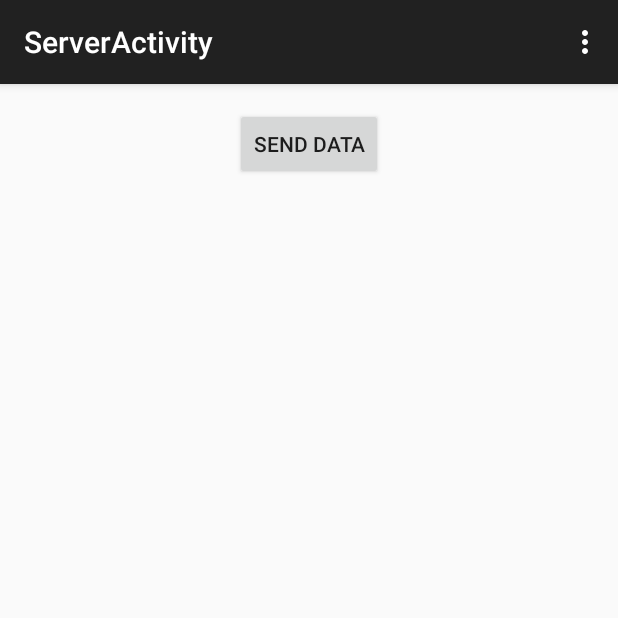
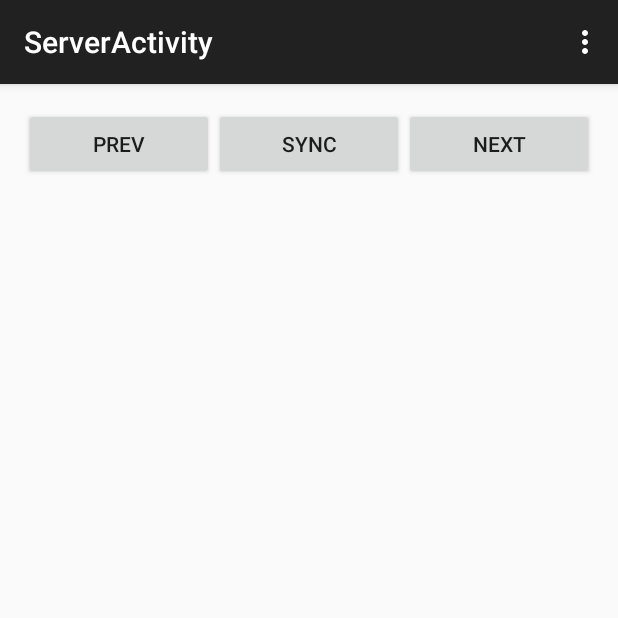
Before and after one commit to suheb/MusicHub, an Android app: the ServerActivity screen opened directly, with no data from a screen before it, on a phone screen of 412 x 824 dp, the top half of it. Run offline under Robolectric (Android 15) with nearby library versions, the phone set to English and light mode, and no system bars; libraries missing offline, so code that uses them is left out: com.koushikdutta.async; 9 statements that could not run were skipped.

```diff
--- a/app/src/main/res/layout/activity_server.xml
+++ b/app/src/main/res/layout/activity_server.xml
@@ -1,4 +1,4 @@
-<RelativeLayout xmlns:android="http://schemas.android.com/apk/res/android"
+<LinearLayout xmlns:android="http://schemas.android.com/apk/res/android"
     xmlns:tools="http://schemas.android.com/tools"
     android:layout_width="match_parent"
     android:layout_height="match_parent"
@@ -11,8 +11,21 @@
     <Button
         android:layout_width="wrap_content"
         android:layout_height="wrap_content"
-        android:text="Send data"
-        android:id="@+id/send_server_button"
-        android:layout_alignParentTop="true"
-        android:layout_centerHorizontal="true" />
-</RelativeLayout>
+        android:text="Prev"
+        android:id="@+id/prev_button"
+        android:layout_weight="1" />
+
+    <Button
+        android:layout_width="wrap_content"
+        android:layout_height="wrap_content"
+        android:text="SYNC"
+        android:id="@+id/sync_button"
+        android:layout_weight="1" />
+
+    <Button
+        android:layout_width="wrap_content"
+        android:layout_height="wrap_content"
+        android:text="NEXT"
+        android:id="@+id/next_button"
+        android:layout_weight="1" />
+</LinearLayout>
```
Also changed, not shown: app/src/main/java/com/haloappstudio/musichub/ClientActivity.java (+21 -8 lines), app/src/main/java/com/haloappstudio/musichub/ServerActivity.java (+68 -38 lines).
